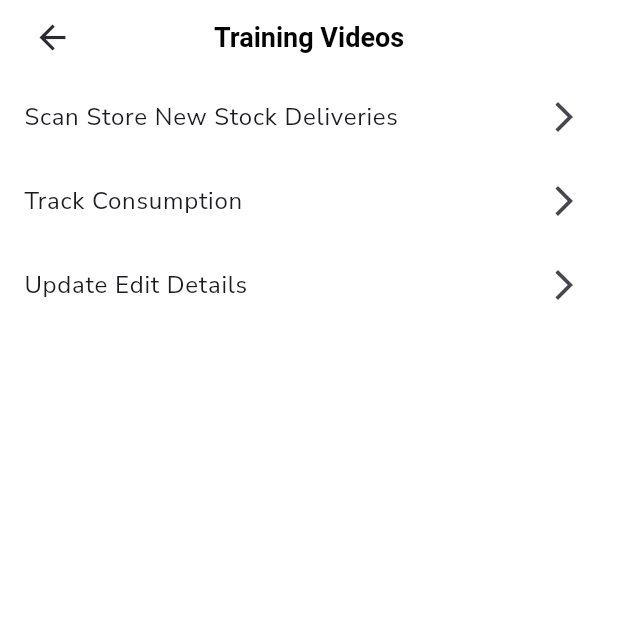
After one commit to shedelivers/denven-stock, a Flutter app: the TrainingVideosScreen screen opened directly, on a phone screen of 412 x 824 dp, the top half of it. The commit adds this screen. Run offline on Flutter 3.47's test engine with Material 3 defaults, Android fonts, the light colour scheme and no system bars; our stand-ins replace animated_custom_dropdown, barcode_widget, cached_network_image, carousel_slider, connectivity_plus, dio and 18 more; missing offline and left inert: barcode, dart:ffi, intercom_flutter, mobile_scanner; accounts and stored records are empty; network calls fail.

```diff
--- a/lib/components/product_card.dart
+++ b/lib/components/product_card.dart
@@ -58,7 +58,7 @@ class ProductCard extends StatelessWidget {
                                   if (part.isNotEmpty) {
                                     return TextSpan(text: "#$part", style: black_12_600());
                                   } else {
-                                    return TextSpan(text: '**', style: black_14_600()?.copyWith(color: Colors.red));
+                                    return TextSpan(text: '**', style: black_14_600()?.copyWith(color: gradientColor3));
                                   }
                                 })
                               else
@@ -80,7 +80,7 @@ class ProductCard extends StatelessWidget {
                             ),
                             child: Padding(
                               padding: const EdgeInsets.only(left: 7),
-                              child: imageAsset(closeBoxIcon, width: 15, color: black),
+                              child: imageAsset(closeBoxIcon, width: 15, color: gradientColor3),
                             )),
 
                         Visibility(
--- a/lib/pages/app_pages.dart
+++ b/lib/pages/app_pages.dart
@@ -11,6 +11,8 @@ import 'package:denvin_stock/pages/product_module/move_storage_screen.dart';
 import 'package:denvin_stock/pages/settings_module/about_screen.dart';
 import 'package:denvin_stock/pages/settings_module/clinic_selection_screen.dart';
 import 'package:denvin_stock/pages/settings_module/change_password.dart';
+import 'package:denvin_stock/pages/settings_module/controller/training_videos_controller.dart';
+import 'package:denvin_stock/pages/settings_module/training_videos.dart';
 import 'package:denvin_stock/pages/settings_module/user_profile_screen.dart';
 import 'settings_module/binding/settings_binding.dart';
 
@@ -176,5 +178,14 @@ class AppPages {
       transition: Transition.cupertino,
       bindings: [ProductBinding()],
     ),
+
+    GetPage(
+      name: AppRoutes.trainingVideos,
+      page: () => const TrainingVideosScreen(),
+      transitionDuration: const Duration(milliseconds: 400),
+      transition: Transition.cupertino,
+      bindings: [SettingsBinding()],
+    ),
+
   ];
 }
--- a/lib/pages/app_routes.dart
+++ b/lib/pages/app_routes.dart
@@ -41,6 +41,7 @@ abstract class AppRoutes {
   static const chooseSupplierView = '/chooseSupplierView';
   static const addClinicView = '/addClinicView';
   static const dataAddOcrScreen = '/dataAddOcrScreen';
+  static const trainingVideos = '/trainingVideos';
 
   //implant Report Screen
   static const consumptionReportScreen = '/consumptionReportScreen';
--- a/lib/pages/dashboard_module/controller/dashboard_controller.dart
+++ b/lib/pages/dashboard_module/controller/dashboard_controller.dart
@@ -122,7 +122,6 @@ class DashboardController extends GetxController {
     String userId = helper.getUserModel()?.id.toString() ?? "";
     String email = helper.getUserModel()?.email ?? "";
 
-    if(email == "sachindevtest@yopmail.com"){
     if (userId.isNotEmpty) {
       await Intercom.instance.loginIdentifiedUser(userId: userId);
     } else if (email.isNotEmpty) {
@@ -133,9 +132,6 @@ class DashboardController extends GetxController {
     await Intercom.instance.setBottomPadding(40);
     await Intercom.instance.setLauncherVisibility(IntercomVisibility.visible);
   }
-  }
-
-
 
   void closeIntercom () async {
     await Intercom.instance.setLauncherVisibility(IntercomVisibility.gone);
--- a/lib/pages/settings_module/binding/settings_binding.dart
+++ b/lib/pages/settings_module/binding/settings_binding.dart
@@ -2,6 +2,7 @@ import 'package:denvin_stock/exports.dart';
 import 'package:denvin_stock/pages/consumer_module/controller/consumer_controller.dart';
 import 'package:denvin_stock/pages/settings_module/controller/policy_page_controller.dart';
 import 'package:denvin_stock/pages/settings_module/controller/change_password_controller.dart';
+import 'package:denvin_stock/pages/settings_module/controller/training_videos_controller.dart';
 import 'package:denvin_stock/pages/settings_module/controller/user_profile_controller.dart';
 
 class SettingsBinding extends Bindings {
@@ -12,6 +13,7 @@ class SettingsBinding extends Bindings {
     Get.lazyPut<PolicyPageController>(() => PolicyPageController());
     Get.lazyPut<ConsumerController>(() => ConsumerController());
     Get.lazyPut<ChangePasswordController>(() => ChangePasswordController());
+    Get.lazyPut<TrainingVideosController>(() => TrainingVideosController());
   }
 
 }
--- /dev/null
+++ b/lib/pages/settings_module/controller/training_videos_controller.dart
@@ -0,0 +1,40 @@
+import 'package:get/get_state_manager/src/simple/get_controllers.dart';
+
+class TrainingVideosController extends GetxController {
+  List<Map<String, String>> implantAppVideos = [
+    {
+      "title": "Add Prosthetics and Placement",
+      "description": "",
+      "url": "https://denvenproductionstorage.blob.core.windows.net/trainings-video/Mobile/implant-app/Add_Prosthetics_and_Placement.mp4"
+    },
+    {
+      "title": "Add Product To Stock",
+      "description": "",
+      "url": "https://denvenproductionstorage.blob.core.windows.net/trainings-video/Mobile/implant-app/Implant_App_ Add_Product_To_Stock.mp4"
+    },
+    {
+      "title": "Update Quantity Edit Implant Details",
+      "description": "",
+      "url": "https://denvenproductionstorage.blob.core.windows.net/trainings-video/Mobile/implant-app/Update_Quantity_Edit_Implant_Details.mp4"
+    }
+  ];
+
+
+  List<Map<String, String>> trainingVideos = [
+    {
+      "title": "Scan Store New Stock Deliveries",
+      "description": "",
+      "url": "https://denvenproductionstorage.blob.core.windows.net/trainings-video/Mobile/stock-app/Scan_Store_New_Stock_Deliveries.mp4"
+    },
+    {
+      "title": "Track Consumption",
+      "description": "",
+      "url": "https://denvenproductionstorage.blob.core.windows.net/trainings-video/Mobile/stock-app/Track_Consumption.mp4"
+    },
+    {
+      "title": "Update Edit Details",
+      "description": "",
+      "url": "https://denvenproductionstorage.blob.core.windows.net/trainings-video/Mobile/stock-app/Update_Edit_Details.mp4"
+    }
+  ];
+}
--- /dev/null
+++ b/lib/pages/settings_module/training_videos.dart
@@ -0,0 +1,28 @@
+import 'package:denvin_stock/exports.dart';
+import 'package:denvin_stock/pages/settings_module/video_player.dart';
+import 'controller/training_videos_controller.dart';
+
+
+class TrainingVideosScreen extends GetView<TrainingVideosController> {
+  const TrainingVideosScreen({super.key});
+
+  @override
+  Widget build(BuildContext context) {
+    return Scaffold(
+      appBar: myAppBar(showLogo: false,title: "Training Videos", centerLogo: true),
+
+      body: ListView.separated(
+          itemCount: controller.trainingVideos.length,
+          separatorBuilder: (context, i)=> const SizedBox(height: 0,),
+        itemBuilder: (context, index){
+            final data = controller.trainingVideos[index];
+            return ListTile(
+              onTap: (){Get.to(()=> VideoPlayerScreen(title: data['title']??"", url: data['url']??""));},
+              title: Text(data['title']??""),
+              trailing: const Icon(Icons.arrow_forward_ios_outlined),
+            );
+        },
+      )
+    );
+  }
+}
```
Also changed, not shown: lib/pages/dashboard_module/controller/inventory_controller.dart (+19 -2 lines), lib/pages/dashboard_module/settings_screen.dart (+10 -0 lines), lib/pages/settings_module/video_player.dart (added, +45 -0 lines), 65 other files. Lines whose indentation alone changed are shown as unchanged.
